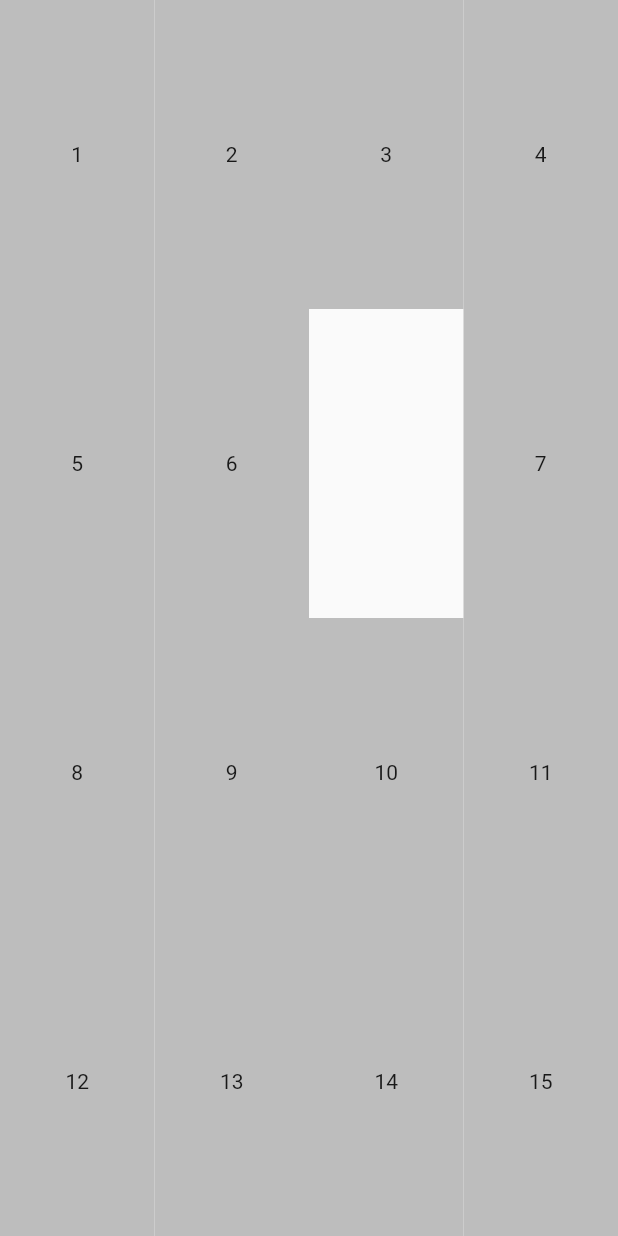
After one commit to pandora-house/puzzle-game, a Flutter app: the screen it shows after launch, on a phone screen of 412 x 824 dp. The commit adds this screen. Run offline on Flutter 3.47's test engine with Material 2 defaults, Android fonts, the phone set to English and light mode, and no system bars.

Commit message:
refactor view

```diff
--- /dev/null
+++ b/lib/home_page.dart
@@ -0,0 +1,77 @@
+import 'package:flutter/material.dart';
+
+import 'widgets/box_animated_widget.dart';
+
+class HomePage extends StatelessWidget {
+  const HomePage({Key? key}) : super(key: key);
+
+  @override
+  Widget build(BuildContext context) {
+    final size = MediaQuery.of(context).size;
+    return Scaffold(
+        body: Stack(
+          children: [
+            BoxAnimatedWidget(
+              id: 1,
+              size: size,
+            ),
+            BoxAnimatedWidget(
+              id: 2,
+              size: size,
+            ),
+            BoxAnimatedWidget(
+              id: 3,
+              size: size,
+            ),
+            BoxAnimatedWidget(
+              id: 4,
+              size: size,
+            ),
+            BoxAnimatedWidget(
+              id: 5,
+              size: size,
+            ),
+            BoxAnimatedWidget(
+              id: 6,
+              size: size,
+            ),
+            BoxAnimatedWidget(
+              id: 7,
+              size: size,
+            ),
+            BoxAnimatedWidget(
+              id: 8,
+              size: size,
+            ),
+            BoxAnimatedWidget(
+              id: 9,
+              size: size,
+            ),
+            BoxAnimatedWidget(
+              id: 10,
+              size: size,
+            ),
+            BoxAnimatedWidget(
+              id: 11,
+              size: size,
+            ),
+            BoxAnimatedWidget(
+              id: 12,
+              size: size,
+            ),
+            BoxAnimatedWidget(
+              id: 13,
+              size: size,
+            ),
+            BoxAnimatedWidget(
+              id: 14,
+              size: size,
+            ),
+            BoxAnimatedWidget(
+              id: 15,
+              size: size,
+            ),
+          ],
+        ));
+  }
+}
--- /dev/null
+++ b/lib/widgets/box_animated_widget.dart
@@ -0,0 +1,83 @@
+import 'package:flutter/material.dart';
+import 'package:provider/provider.dart';
+
+import '../engine.dart';
+import 'box_container_widget.dart';
+
+class BoxAnimatedWidget extends StatefulWidget {
+  const BoxAnimatedWidget({Key? key, required this.id, required this.size})
+      : super(key: key);
+  final int id;
+  final Size size;
+
+  @override
+  State<BoxAnimatedWidget> createState() => _BoxAnimatedWidgetState();
+}
+
+class _BoxAnimatedWidgetState extends State<BoxAnimatedWidget> {
+  double positionX = 0;
+  double positionY = 0;
+  double boxHeight = 0;
+  double boxWith = 0;
+  int incrementY = 0;
+  int incrementX = 0;
+  PositionGap? _gap;
+
+  @override
+  void initState() {
+    super.initState();
+    final position = Engine().initPosition(widget.id, widget.size);
+    positionX = position.x;
+    positionY = position.y;
+    boxHeight = Engine().getBoxHeight(widget.size);
+    boxWith = Engine().getBoxWith(widget.size);
+  }
+
+  @override
+  Widget build(BuildContext context) {
+    final matrix = context.watch<Engine>().idMatrix;
+    _gap = Engine().getGapPosition(widget.id, matrix);
+    return AnimatedPositioned(
+      duration: const Duration(milliseconds: 700),
+      top: positionY + boxHeight * incrementY,
+      left: positionX + boxWith * incrementX,
+      child: GestureDetector(
+        child: BoxContainerWidget(
+          id: widget.id,
+          size: widget.size,
+        ),
+        onTap: _gap == null
+            ? null
+            : () {
+          if (_gap == PositionGap.top) {
+            context.read<Engine>().updateMatrix(widget.id, MoveBox.top);
+            setState(() {
+              incrementY--;
+            });
+          } else if (_gap == PositionGap.bottom) {
+            context
+                .read<Engine>()
+                .updateMatrix(widget.id, MoveBox.bottom);
+            setState(() {
+              incrementY++;
+            });
+          } else if (_gap == PositionGap.right) {
+            context
+                .read<Engine>()
+                .updateMatrix(widget.id, MoveBox.right);
+            setState(() {
+              incrementX++;
+            });
+          } else if (_gap == PositionGap.left) {
+            context.read<Engine>().updateMatrix(widget.id, MoveBox.left);
+            setState(() {
+              incrementX--;
+            });
+          }
+
+          final isIdMatrixCorrect = context.read<Engine>().isIdMatrixCorrect();
+        },
+      ),
+    );
+  }
+}
--- /dev/null
+++ b/lib/widgets/box_container_widget.dart
@@ -0,0 +1,21 @@
+import 'package:flutter/material.dart';
+
+import '../engine.dart';
+
+class BoxContainerWidget extends StatelessWidget {
+  const BoxContainerWidget({Key? key, required this.id, required this.size})
+      : super(key: key);
+  final int id;
+  final Size size;
+
+  @override
+  Widget build(BuildContext context) {
+    final size = MediaQuery.of(context).size;
+    return Container(
+      width: Engine().getBoxWith(size),
+      height: Engine().getBoxHeight(size),
+      color: Colors.grey[400],
+      child: Center(child: Text('$id')),
+    );
+  }
+}
```
Also changed, not shown: lib/main.dart (+2 -171 lines).
